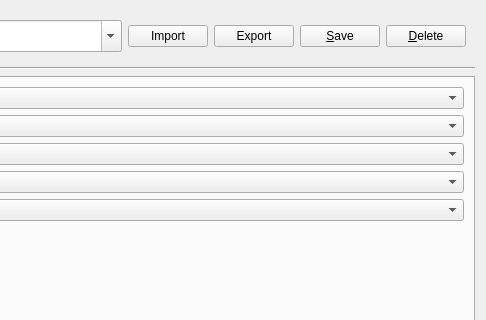
Before: the Qt Designer form jackcontrol/jackpresetswidget.ui in 6676401088/jackcontrol, drawn with Qt 5; both pictures show x 253 to 739 and y 0 to 320 of the 739 by 623 pixel window.
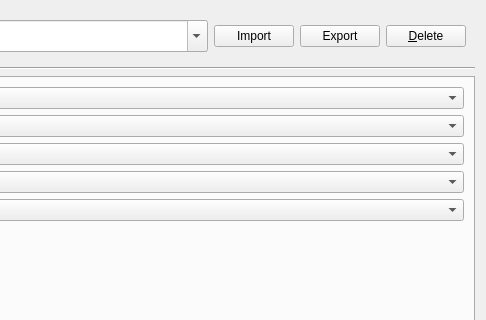
After: the same form once the commit is applied. Icons and pictures are not drawn. Custom widgets are drawn as their Qt base class.

```diff
--- a/jackcontrol/jackpresetswidget.ui
+++ b/jackcontrol/jackpresetswidget.ui
@@ -94,32 +94,6 @@
           </property>
          </widget>
         </item>
-        <item>
-         <widget class="QPushButton" name="savePresetPushButton">
-          <property name="toolTip">
-           <string>Save settings as current preset name</string>
-          </property>
-          <property name="text">
-           <string>&amp;Save</string>
-          </property>
-          <property name="icon">
-           <iconset resource="resources.qrc">
-            <normaloff>:/images/document-save.svg</normaloff>:/images/document-save.svg</iconset>
-          </property>
-          <property name="iconSize">
-           <size>
-            <width>24</width>
-            <height>24</height>
-           </size>
-          </property>
-          <property name="shortcut">
-           <string>Alt+S</string>
-          </property>
-          <property name="autoDefault">
-           <bool>false</bool>
-          </property>
-         </widget>
-        </item>
         <item>
          <widget class="QPushButton" name="deletePresetPushButton">
           <property name="toolTip">
```
